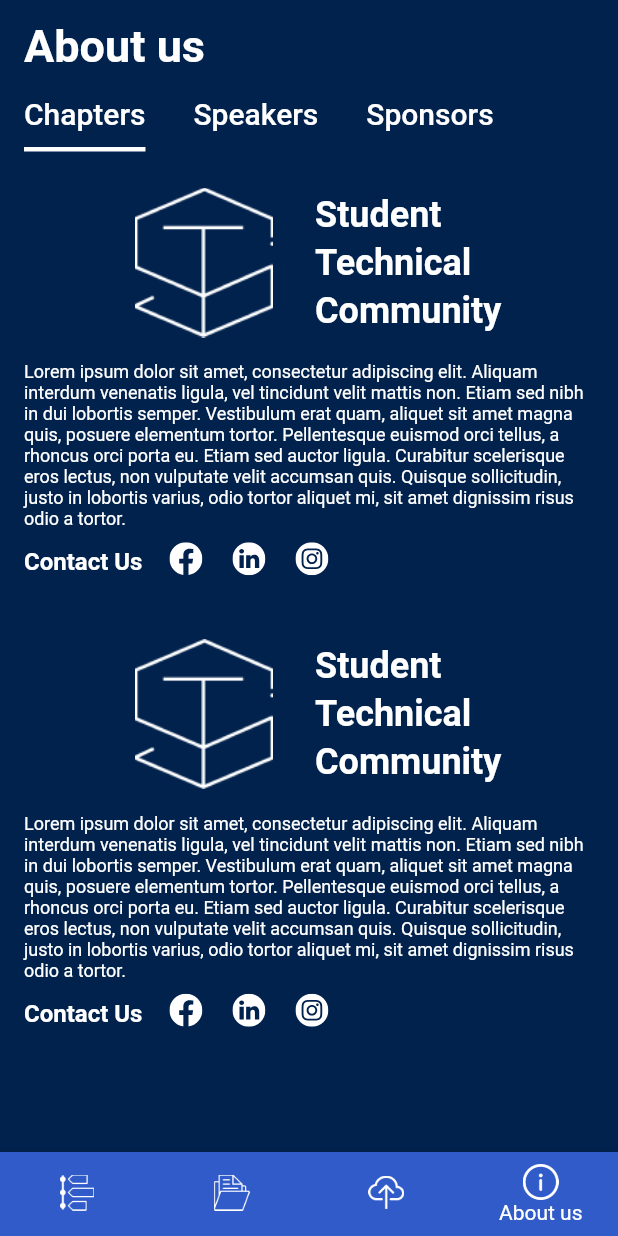
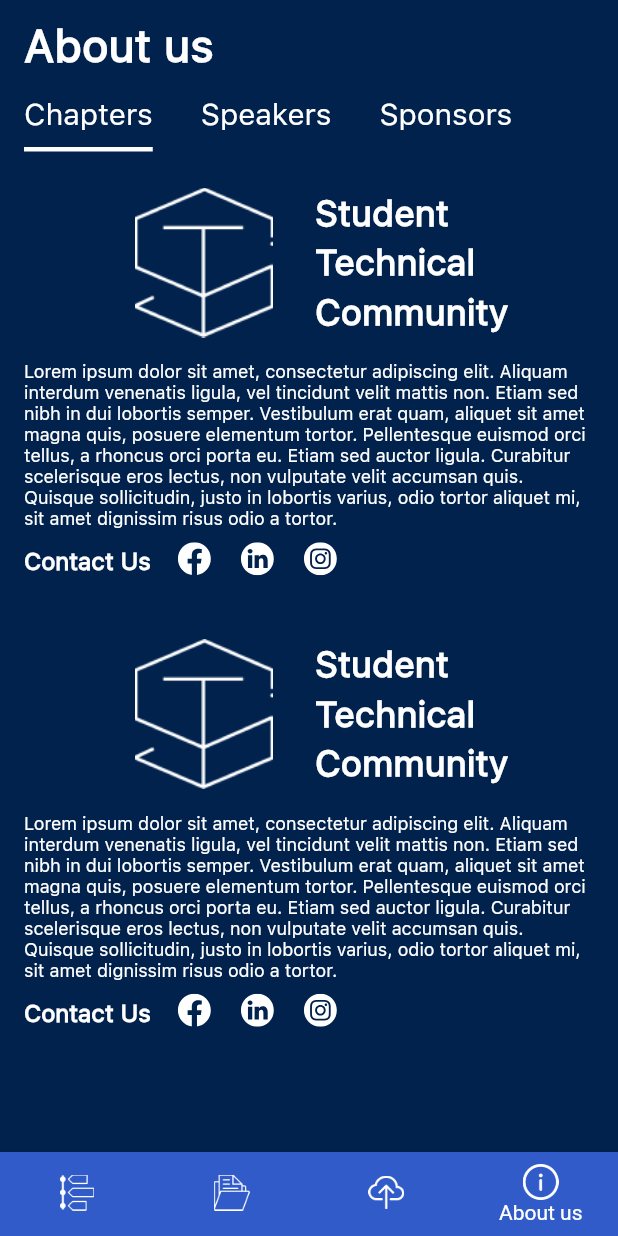
Before and after one commit to vasumanhas000/craft-404, a Flutter app: the screen it shows after launch, item 4 of the bottom bar chosen, on a phone screen of 412 x 824 dp. Run offline on Flutter 3.47's test engine with Material 2 defaults, Android fonts, the phone set to English and light mode, and no system bars; our stand-ins replace cloud_firestore, expandable, firebase_core, firebase_messaging, flutter_spinkit, flutter_svg; accounts and stored records are empty.

Commit message:
Updated Text

```diff
--- a/lib/constants.dart
+++ b/lib/constants.dart
@@ -4,17 +4,17 @@ const kConstMainColor=Color(0xff305BC9);
 const kConstSecondaryColor=Color(0xff01224D);
 
 const kConstHeadingStyle=TextStyle(
-  //fontFamily: 'Gotham',
+  fontFamily: 'SFPro-Text',
   fontSize: 30,
   fontWeight: FontWeight.w600
 );
 
 const kConstTabStyle=TextStyle(
-  //fontFamily: 'Gotham',
+  fontFamily: 'SFPro-Text',
   fontSize: 20
 );
 
 const kConstTextStyle=TextStyle(
-  //fontFamily: 'Gotham',
+  fontFamily: 'SFPro-Text',
   fontSize: 12,
 );
```
